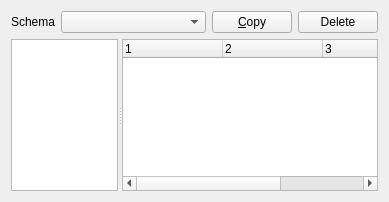
Above: src/libHeaven/ColorSchemata/ColorSchemaEditor.ui from macgitver/libHeaven before the change. Below: the same form after it.
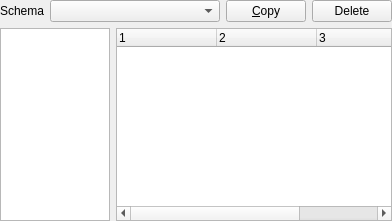
That is the form after the change.

Commit message: Basics for Color Schema Editor

Diff of the .ui file:
```diff
--- a/src/libHeaven/ColorSchemata/ColorSchemaEditor.ui
+++ b/src/libHeaven/ColorSchemata/ColorSchemaEditor.ui
@@ -6,8 +6,8 @@
    <rect>
     <x>0</x>
     <y>0</y>
-    <width>389</width>
-    <height>202</height>
+    <width>392</width>
+    <height>221</height>
    </rect>
   </property>
   <property name="sizePolicy">
@@ -19,15 +19,20 @@
   <property name="windowTitle">
    <string>Form</string>
   </property>
-  <layout class="QGridLayout" name="gridLayout">
-   <item row="0" column="0">
+  <layout class="QVBoxLayout" name="verticalLayout">
+   <property name="margin">
+    <number>0</number>
+   </property>
+   <item>
+    <layout class="QHBoxLayout" name="horizontalLayout">
+     <item>
     <widget class="QLabel" name="label">
      <property name="text">
       <string>Schema</string>
      </property>
     </widget>
    </item>
-   <item row="0" column="1">
+     <item>
     <widget class="QComboBox" name="comboBox">
      <property name="sizePolicy">
       <sizepolicy hsizetype="MinimumExpanding" vsizetype="Fixed">
@@ -37,32 +42,44 @@
      </property>
     </widget>
    </item>
-   <item row="0" column="2">
+     <item>
     <widget class="QPushButton" name="pushButton">
      <property name="text">
       <string>&amp;Copy</string>
      </property>
     </widget>
    </item>
-   <item row="0" column="3">
+     <item>
     <widget class="QPushButton" name="pushButton_2">
      <property name="text">
       <string>Delete</string>
      </property>
     </widget>
    </item>
-   <item row="1" column="0" colspan="4">
-    <widget class="QSplitter" name="splitter">
-     <property name="orientation">
-      <enum>Qt::Horizontal</enum>
-     </property>
+    </layout>
+   </item>
+   <item>
+    <layout class="QHBoxLayout" name="horizontalLayout_2">
+     <item>
      <widget class="QTreeWidget" name="twColorTree">
       <property name="sizePolicy">
-       <sizepolicy hsizetype="Expanding" vsizetype="Expanding">
+        <sizepolicy hsizetype="Fixed" vsizetype="Expanding">
         <horstretch>0</horstretch>
         <verstretch>0</verstretch>
        </sizepolicy>
       </property>
+       <property name="minimumSize">
+        <size>
+         <width>110</width>
+         <height>0</height>
+        </size>
+       </property>
+       <property name="maximumSize">
+        <size>
+         <width>110</width>
+         <height>16777215</height>
+        </size>
+       </property>
       <property name="rootIsDecorated">
        <bool>false</bool>
       </property>
@@ -78,10 +95,12 @@
        </property>
       </column>
      </widget>
+     </item>
+     <item>
      <widget class="QTreeWidget" name="twColorList">
       <property name="sizePolicy">
        <sizepolicy hsizetype="MinimumExpanding" vsizetype="Expanding">
-        <horstretch>0</horstretch>
+         <horstretch>5</horstretch>
         <verstretch>0</verstretch>
        </sizepolicy>
       </property>
@@ -115,7 +134,8 @@
        </property>
       </column>
      </widget>
-    </widget>
+     </item>
+    </layout>
    </item>
   </layout>
  </widget>
```
Lines whose indentation alone changed are shown as unchanged. The commit also changes 5 other files.
